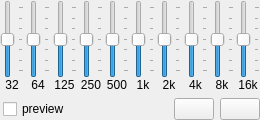
First picture: the form in sources/editor/widgets/equalizer.ui, repository davy7125/polyphone, before the edit.
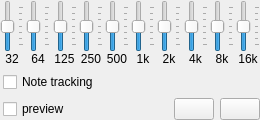
Second picture: the form after the edit. Icons and pictures are not drawn. Custom widgets are drawn as their Qt base class.

Patch:
```diff
--- a/sources/editor/widgets/equalizer.ui
+++ b/sources/editor/widgets/equalizer.ui
@@ -559,6 +559,26 @@
      </item>
     </layout>
    </item>
+   <item>
+    <layout class="QHBoxLayout" name="horizontalLayoutNoteTracking">
+     <property name="leftMargin">
+      <number>3</number>
+     </property>
+     <property name="topMargin">
+      <number>6</number>
+     </property>
+     <item>
+      <widget class="QCheckBox" name="checkNoteTracking">
+       <property name="toolTip">
+        <string>The bands are relative to the fundamental frequency of each sample (root key and pitch correction): ×1 is the fundamental, ×2 the octave, ×4 the second octave…</string>
+       </property>
+       <property name="text">
+        <string>Note tracking</string>
+       </property>
+      </widget>
+     </item>
+    </layout>
+   </item>
    <item>
     <widget class="QFrame" name="frame_9">
      <property name="frameShape">
```
Left out of the diff: 1 changed line with no effect on the pictures.
